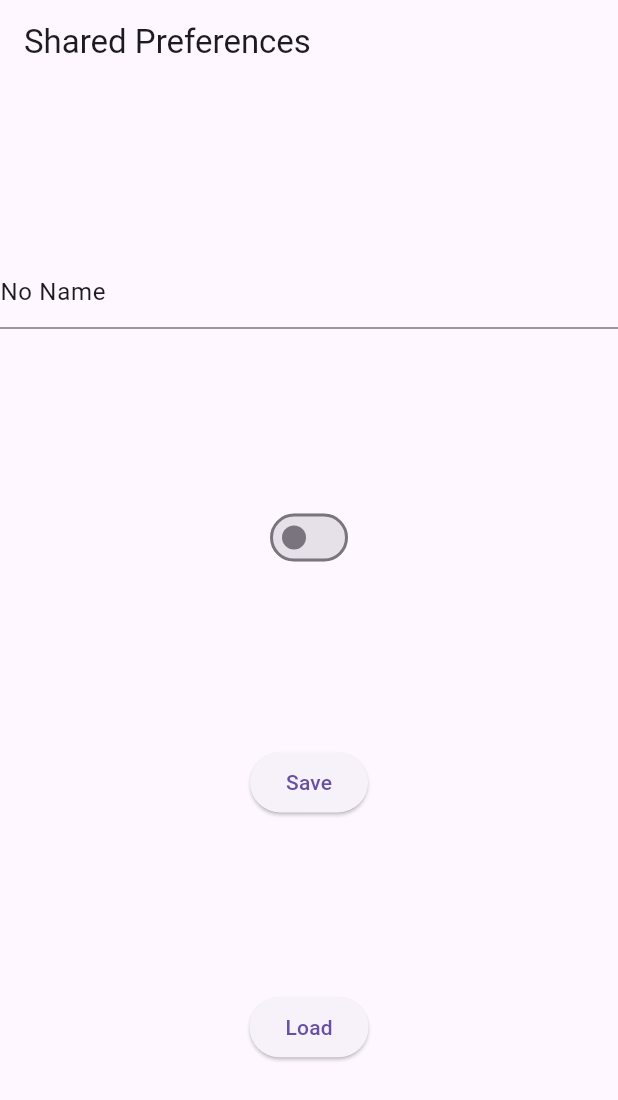
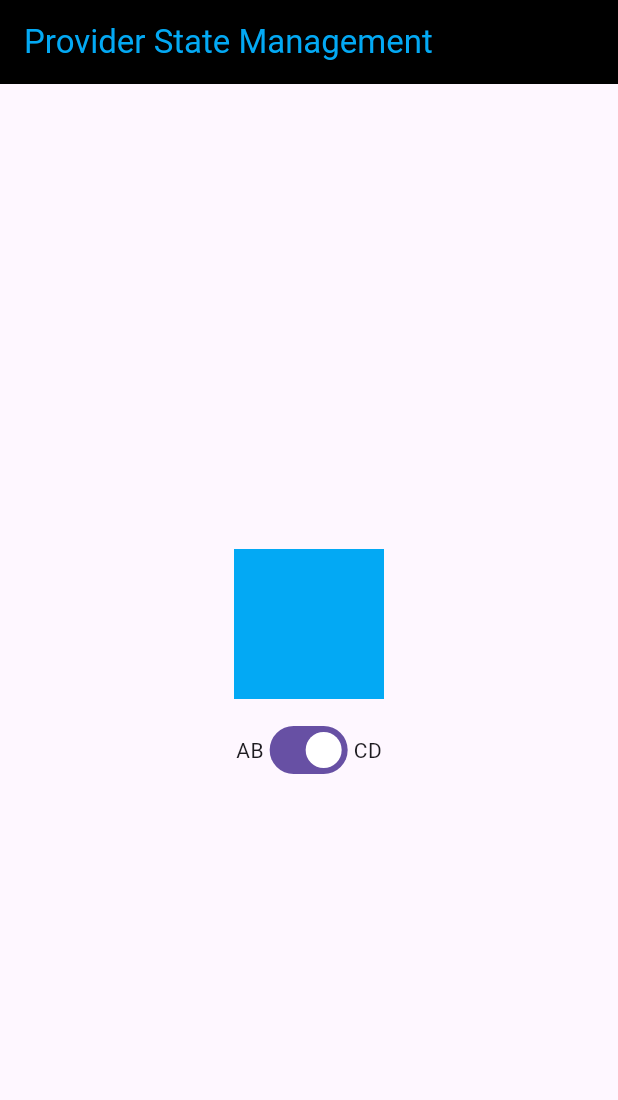
Before and after one commit to diasoy/flutter_study, a Flutter app: the screen it shows after launch, on a phone screen of 412 x 824 dp. Shown: the top 1100 px of the screen. Run offline on Flutter 3.47's test engine with Material 3 defaults, Android fonts, the phone set to English and light mode, and no system bars.

Commit message:
provider state management

```diff
--- /dev/null
+++ b/lib/application_color.dart
@@ -0,0 +1,16 @@
+
+
+import 'package:flutter/material.dart';
+
+class ApplicationColor with ChangeNotifier {
+  bool _isLightBlue = true;
+
+  bool get isLightBlue => _isLightBlue;
+
+  set isLightBlue(bool value) {
+    _isLightBlue = value;
+    notifyListeners();
+  }
+
+  Color get color => (_isLightBlue) ? Colors.lightBlue : Colors.amber;
+}
--- a/lib/main.dart
+++ b/lib/main.dart
@@ -1,85 +1,61 @@
 // ignore_for_file: prefer_const_constructors_in_immutables
 
 import 'package:flutter/material.dart';
-import 'package:shared_preferences/shared_preferences.dart';
+import 'package:flutter_study/application_color.dart';
+import 'package:provider/provider.dart';
 
 void main() {
   runApp(MyApp());
 }
 
-class MyApp extends StatefulWidget {
-  const MyApp({Key? key}) : super(key: key);
-
-  @override
-  State<MyApp> createState() => _MyAppState();
-}
-
-class _MyAppState extends State<MyApp> {
-  TextEditingController controller = TextEditingController(text: 'No Name');
-  bool isOn = false;
-
-  void saveData() async {
-    SharedPreferences prefs = await SharedPreferences.getInstance();
-    prefs.setString('name', controller.text);
-    prefs.setBool('isOn', isOn);
-  }
-
-  void loadData() async {
-    SharedPreferences prefs = await SharedPreferences.getInstance();
-    setState(() {
-      controller.text = prefs.getString('name') ?? 'No Name';
-      isOn = prefs.getBool('isOn') ?? false;
-    });
-  }
-
-  Future<String> getName() async {
-    SharedPreferences prefs = await SharedPreferences.getInstance();
-    return prefs.getString('name') ?? 'No Name';
-  }
-
-  Future<bool> getIsOn() async {
-    SharedPreferences prefs = await SharedPreferences.getInstance();
-    return prefs.getBool('isOn') ?? false;
-  }
+class MyApp extends StatelessWidget {
+  const MyApp({super.key});
 
   @override
   Widget build(BuildContext context) {
     return MaterialApp(
-      home: Scaffold(
+        home: ChangeNotifierProvider<ApplicationColor>(
+      create: (context) => ApplicationColor(),
+      child: Scaffold(
           appBar: AppBar(
-          title: const Text('Shared Preferences'),
+            backgroundColor: Colors.black,
+            title: Consumer<ApplicationColor>(
+                builder: (context, applicationColor, _) => Text(
+                      'Provider State Management',
+                      style: TextStyle(color: applicationColor.color),
+                    )),
           ),
           body: Center(
             child: Column(
-            mainAxisAlignment: MainAxisAlignment.spaceEvenly,
+                mainAxisAlignment: MainAxisAlignment.center,
                 children: <Widget>[
-              TextField(
-                controller: controller,
+                  Consumer<ApplicationColor>(
+                    builder: (context, applicationColor, _) =>
+                        AnimatedContainer(
+                      margin: EdgeInsets.all(10),
+                      height: 100,
+                      width: 100,
+                      color: applicationColor.color,
+                      duration: Duration(seconds: 1),
                     ),
-              Switch(
-                value: isOn,
+                  ),
+                  Row(
+                    mainAxisAlignment: MainAxisAlignment.center,
+                    children: <Widget>[
+                      Container(child: Text('AB')),
+                      Consumer<ApplicationColor>(
+                        builder: (context, applicationColor, _) => Switch(
+                          value: applicationColor.isLightBlue,
                           onChanged: (value) {
-                  setState(() {
-                    isOn = value;
-                  });
+                            applicationColor.isLightBlue = value;
                           },
                         ),
-              ElevatedButton(
-                onPressed: () {
-                  saveData();
-                },
-                child: const Text('Save'),
                       ),
-              ElevatedButton(
-                onPressed: () {
-                  loadData();
-                },
-                child: const Text('Load'),
+                      Container(child: Text('CD')),
+                    ],
                   )
-            ],
-          ),
-        ),
-      ),
-    );
+                ]),
+          )),
+    ));
   }
 }
--- a/pubspec.yaml
+++ b/pubspec.yaml
@@ -11,7 +11,7 @@ dependencies:
   flutter:
     sdk: flutter
   cupertino_icons: ^1.0.6
-  shared_preferences: ^2.0.6
+  provider: ^5.0.0
 
 dev_dependencies:
   flutter_test:
```
Also changed, not shown: pubspec.lock, 1 other file. Lines whose indentation alone changed are shown as unchanged.
